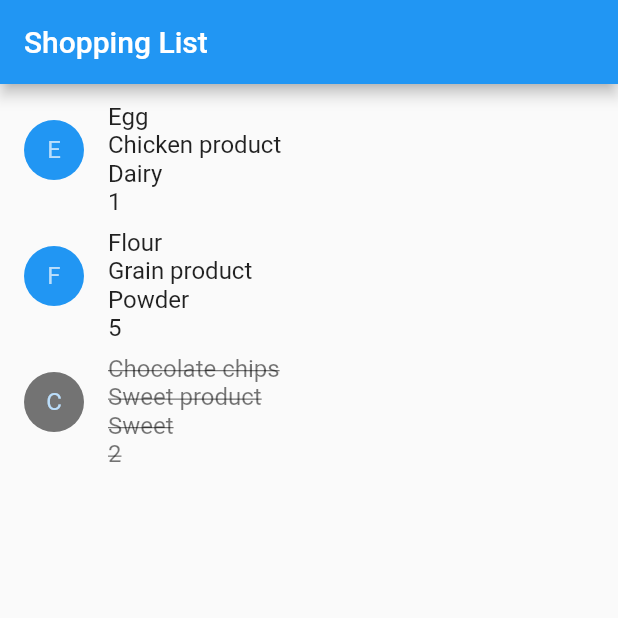
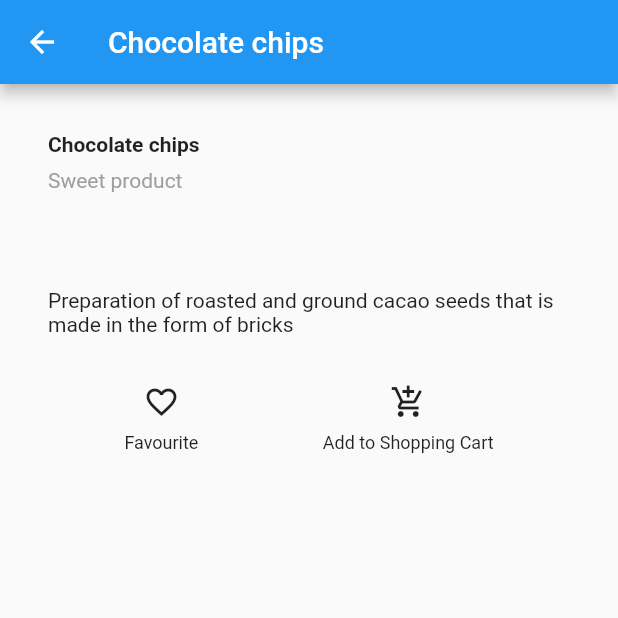
Before and after one commit to mohammadkamal/Bayya, a Flutter app: the screen it shows after launch, after a tap on an icon or button, on a phone screen of 412 x 824 dp, the top half of it. Run offline on Flutter 3.47's test engine with Material 2 defaults, Android fonts, the phone set to English and light mode, and no system bars.

Commit message:
Designed basic layout for each product

```diff
--- /dev/null
+++ b/lib/ShoppingListItem.dart
@@ -0,0 +1,137 @@
+import 'dart:ffi';
+import 'package:flutter/material.dart';
+
+class Product {
+  //Constructor
+  Product(
+      {this.name,
+      this.shortDescription,
+      this.longDescription,
+      this.vendor,
+      this.price,
+      this.category});
+
+  //Fields & Variables
+  final String name, shortDescription, longDescription, vendor;
+  final double price;
+  Float ratings;
+  int quantity;
+  ProductCategory category;
+}
+
+enum ProductCategory { clothes, elctronics, food }
+
+typedef void CartChangedCallback(Product product, bool inCart);
+
+class ShoppingListItem extends StatelessWidget {
+  ShoppingListItem({this.product, this.inCart, this.onCartChanged})
+      : super(key: ObjectKey(product));
+
+  final Product product;
+  final bool inCart;
+  final CartChangedCallback onCartChanged;
+
+  Color _getColor(BuildContext context) {
+    return inCart ? Colors.black54 : Theme.of(context).primaryColor;
+  }
+
+  void _viewProduct(BuildContext context) {
+    Navigator.of(context)
+        .push(MaterialPageRoute<void>(builder: (BuildContext context) {
+      return Scaffold(
+          appBar: AppBar(
+            title: Text(product.name),
+          ),
+          body: Column(
+            children: [titleSection(), descriptionSection(), buttonSection()],
+          ));
+    }));
+  }
+
+  Widget titleSection() {
+    return Container(
+        padding: const EdgeInsets.all(32),
+        child: Row(
+          children: [
+            Expanded(
+                child: Column(
+              crossAxisAlignment: CrossAxisAlignment.start,
+              children: [
+                Container(
+                  padding: const EdgeInsets.only(bottom: 8),
+                  child: Text(
+                    product.name,
+                    style: TextStyle(
+                      fontWeight: FontWeight.bold,
+                    ),
+                  ),
+                ),
+                Text(
+                  product.shortDescription,
+                  style: TextStyle(color: Colors.grey[500]),
+                )
+              ],
+            ))
+          ],
+        ));
+  }
+
+  Widget descriptionSection() {
+    return Container(
+      padding: const EdgeInsets.all(32),
+      child: Text(
+        product.longDescription,
+        softWrap: true,
+      ),
+    );
+  }
+
+  Column _buttonColumn(IconData icon, String label) {
+    return Column(
+      mainAxisSize: MainAxisSize.min,
+      mainAxisAlignment: MainAxisAlignment.center,
+      children: [
+        Icon(icon),
+        Container(
+            margin: const EdgeInsets.only(top: 8),
+            child: Text(
+              label,
+              style: TextStyle(fontSize: 12, fontWeight: FontWeight.w400),
+            ))
+      ],
+    );
+  }
+
+  Widget buttonSection() {
+    return Container(
+      child: Row(
+        mainAxisAlignment: MainAxisAlignment.spaceEvenly,
+        children: [
+          _buttonColumn(Icons.favorite_border, 'Favourite'),
+          _buttonColumn(
+              Icons.add_shopping_cart_outlined, 'Add to Shopping Cart')
+        ],
+      ),
+    );
+  }
+
+  @override
+  Widget build(BuildContext context) {
+    return ListTile(
+      onTap: () {
+        _viewProduct(context);
+      },
+      leading: CircleAvatar(
+        backgroundColor: _getColor(context),
+        child: Text(product.name[0]),
+      ),
+      title: Text(
+        product.name,
+      ),
+      subtitle: Text(product.shortDescription +
+          '\n' +
+          product.category.toString().split('.').last),
+      trailing: Text(product.price.toString() + ' EGP'),
+    );
+  }
+}
--- a/lib/main.dart
+++ b/lib/main.dart
@@ -1,63 +1,34 @@
+import 'package:flutter/foundation.dart';
 import 'package:flutter/material.dart';
+import 'ShoppingListItem.dart';
 
 void main() {
   runApp(MaterialApp(
     title: 'Bayya',
     home: ShoppingList(
       products: <Product>[
-        Product(name: 'Egg', description: 'Chicken product', category: 'Dairy', price: 1),
-        Product(name: 'Flour', description: 'Grain product', category: 'Powder', price: 5),
-        Product(name: 'Chocolate chips', description: 'Sweet product', category: 'Sweet', price: 2)
+        Product(
+            name: 'Egg',
+            shortDescription: 'Chicken product',
+            longDescription: 'Chicken product',
+            category: ProductCategory.food,
+            price: 1.0),
+        Product(
+            name: 'Flour',
+            shortDescription: 'Grain product',
+            longDescription: 'Powder made by grinding raw grains',
+            category: ProductCategory.food,
+            price: 5),
+        Product(
+            name: 'Chocolate chips',
+            shortDescription: 'Sweet product',
+            longDescription:
+                'Preparation of roasted and ground cacao seeds that is made in the form of bricks',
+            category: ProductCategory.food,
+            price: 2)
       ],
     ),
   ));
-}
-
-class Product {
-  const Product({this.name,this.description,this.category,this.price});
-  final String name;
-  final String description;
-  final String category;
-  final int price;
-}
-
-typedef void CartChangedCallback(Product product, bool inCart);
-
-class ShoppingListItem extends StatelessWidget {
-  ShoppingListItem({this.product, this.inCart, this.onCartChanged})
-      : super(key: ObjectKey(product));
-
-  final Product product;
-  final bool inCart;
-  final CartChangedCallback onCartChanged;
-
-  Color _getColor(BuildContext context) {
-    return inCart ? Colors.black54 : Theme.of(context).primaryColor;
-  }
-
-  TextStyle _getTextStyle(BuildContext context) {
-    if (!inCart) return null;
-
-    return TextStyle(
-        color: Colors.black54, decoration: TextDecoration.lineThrough);
-  }
-
-  @override
-  Widget build(BuildContext context) {
-    return ListTile(
-      onTap: () {
-        onCartChanged(product, inCart);
-      },
-      leading: CircleAvatar(
-        backgroundColor: _getColor(context),
-        child: Text(product.name[0]),
-      ),
-      title: Text(
-        product.name + '\n' + product.description + '\n' + product.category + '\n' + product.price.toString(),
-        style: _getTextStyle(context),
-      ),
-    );
-  }
 }
 
 class ShoppingList extends StatefulWidget {
```
